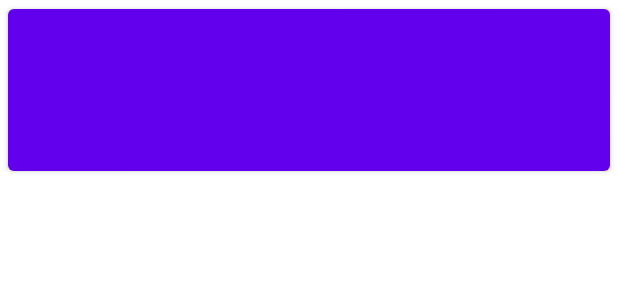
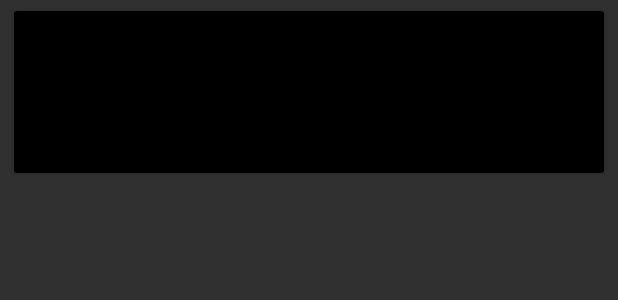
Before and after one commit to hyeyeong0237/BeatBox, an Android app: the layout list_item_sound.xml on its own in the app's theme, with its tools: preview values and no code run, on a phone screen of 412 x 824 dp. Shown: the top 300 px of the screen. Run offline under Robolectric (Android 15) with nearby library versions, the phone set to English and light mode, and no system bars.

Commit message:
BeatBox-app

```diff
--- a/app/build.gradle
+++ b/app/build.gradle
@@ -47,4 +47,6 @@ dependencies {
     androidTestImplementation 'androidx.test.ext:junit:1.1.2'
     androidTestImplementation 'androidx.test.espresso:espresso-core:3.3.0'
     implementation 'androidx.recyclerview:recyclerview:1.1.0'
+    testImplementation 'org.mockito:mockito-core:3.3.3'
+    testImplementation 'org.mockito:mockito-inline:3.3.3'
 }
--- a/app/src/main/java/com/example/beatbox/BeatBox.kt
+++ b/app/src/main/java/com/example/beatbox/BeatBox.kt
@@ -24,6 +24,10 @@ class BeatBox(private val assets : AssetManager) {
         sound.soundId?.let {
             soundPool.play(it, 1.0f, 1.0f, 1, 0, 1.0f)
         }
+    }
+
+    fun release(){
+        soundPool.release()
     }
 
     private fun loadSounds() : List<Sound> {
--- a/app/src/main/res/layout/list_item_sound.xml
+++ b/app/src/main/res/layout/list_item_sound.xml
@@ -3,10 +3,13 @@
     xmlns:tools = "http://schemas.android.com/tools" >
 
     <Button
+        style="@style/BeatBoxButton.Strong"
         android:layout_width="match_parent"
         android:layout_height="120dp"
         android:layout_marginStart="5dp"
+        android:layout_marginTop="1dp"
         android:layout_marginEnd="5dp"
+        android:onClick="@{()->viewModel.onButtonClicked()}"
         android:text="@{viewModel.title}" />
 
     <data>
--- a/app/src/main/res/values/colors.xml
+++ b/app/src/main/res/values/colors.xml
@@ -7,4 +7,5 @@
     <color name="teal_700">#FF018786</color>
     <color name="black">#FF000000</color>
     <color name="white">#FFFFFFFF</color>
+    <color name="gray">#676666</color>
 </resources>
--- a/app/src/main/res/values/themes.xml
+++ b/app/src/main/res/values/themes.xml
@@ -1,9 +1,9 @@
 <resources xmlns:tools="http://schemas.android.com/tools">
     <!-- Base application theme. -->
-    <style name="Theme.BeatBox" parent="Theme.MaterialComponents.DayNight.DarkActionBar">
+    <style name="Theme.BeatBox" parent="Theme.AppCompat">
         <!-- Primary brand color. -->
-        <item name="colorPrimary">@color/purple_500</item>
-        <item name="colorPrimaryVariant">@color/purple_700</item>
+        <item name="colorPrimary">@color/gray</item>
+        <item name="colorPrimaryVariant">@color/black</item>
         <item name="colorOnPrimary">@color/white</item>
         <!-- Secondary brand color. -->
         <item name="colorSecondary">@color/teal_200</item>
@@ -13,4 +13,13 @@
         <item name="android:statusBarColor" tools:targetApi="l">?attr/colorPrimaryVariant</item>
         <!-- Customize your theme here. -->
     </style>
+
+    <style name="BeatBoxButton">
+        <item name="android:backgroundTint">@color/black</item>
+        <item name="android:textColor">@color/white</item>
+    </style>
+    <style name="BeatBoxButton.Strong">
+        <item name="android:textStyle">bold</item>
+    </style>
+
 </resources>
```
Also changed, not shown: app/src/main/java/com/example/beatbox/MainActivity.kt (+6 -1 lines), app/src/main/java/com/example/beatbox/SoundViewModel.kt (+6 -1 lines), 1 other file.
